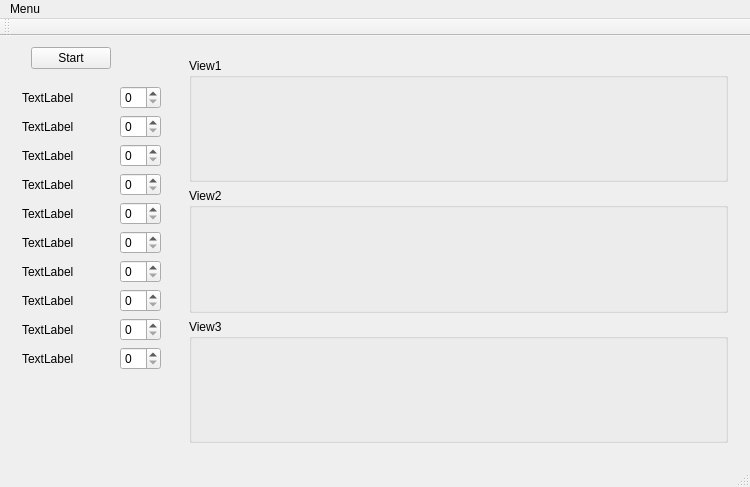
First picture: the form in mainwindow.ui, repository igreench/fish-tracker, before the edit.
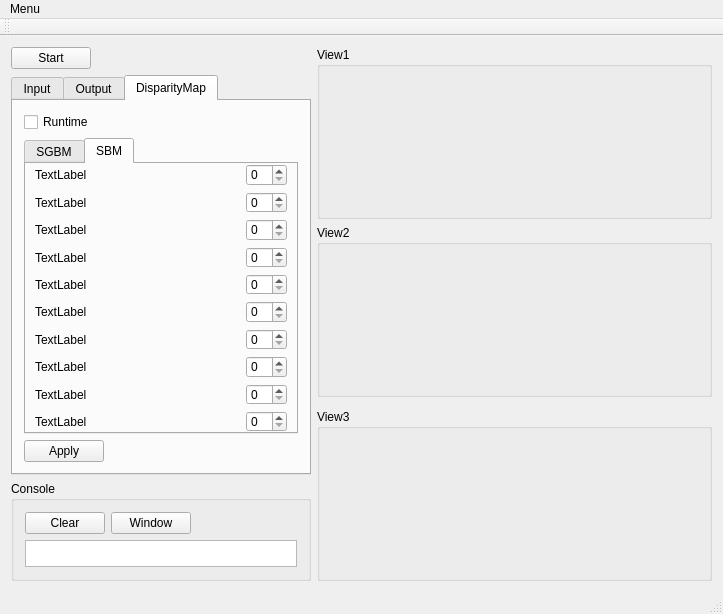
Second picture: the form after the edit. The open tabs and pages were chosen to show the change.

```diff
--- a/mainwindow.ui
+++ b/mainwindow.ui
@@ -6,20 +6,27 @@
    <rect>
     <x>0</x>
     <y>0</y>
-    <width>750</width>
-    <height>487</height>
+    <width>723</width>
+    <height>614</height>
    </rect>
   </property>
+  <property name="sizePolicy">
+   <sizepolicy hsizetype="Minimum" vsizetype="Minimum">
+    <horstretch>0</horstretch>
+    <verstretch>0</verstretch>
+   </sizepolicy>
+  </property>
   <property name="windowTitle">
    <string>FIshTracker</string>
   </property>
+  <property name="toolButtonStyle">
+   <enum>Qt::ToolButtonTextOnly</enum>
+  </property>
   <widget class="QWidget" name="centralWidget">
-   <layout class="QHBoxLayout" name="horizontalLayout_13">
-    <item>
+   <layout class="QGridLayout" name="gridLayout">
+    <item row="0" column="0" rowspan="4">
      <layout class="QVBoxLayout" name="verticalLayout">
       <item>
-       <layout class="QHBoxLayout" name="horizontalLayout_11">
-        <item>
          <widget class="QPushButton" name="pushButton">
           <property name="sizePolicy">
            <sizepolicy hsizetype="Fixed" vsizetype="Fixed">
@@ -33,13 +40,84 @@
          </widget>
         </item>
         <item>
-         <spacer name="horizontalSpacer_11">
+       <widget class="QTabWidget" name="tabWidget">
+        <property name="sizePolicy">
+         <sizepolicy hsizetype="Fixed" vsizetype="Fixed">
+          <horstretch>0</horstretch>
+          <verstretch>0</verstretch>
+         </sizepolicy>
+        </property>
+        <property name="minimumSize">
+         <size>
+          <width>300</width>
+          <height>0</height>
+         </size>
+        </property>
+        <property name="maximumSize">
+         <size>
+          <width>300</width>
+          <height>400</height>
+         </size>
+        </property>
+        <property name="currentIndex">
+         <number>0</number>
+        </property>
+        <widget class="QWidget" name="tab">
+         <attribute name="title">
+          <string>Input</string>
+         </attribute>
+         <layout class="QVBoxLayout" name="verticalLayout_7">
+          <item>
+           <widget class="QGroupBox" name="groupBox_4">
+            <property name="title">
+             <string>StereImage</string>
+            </property>
+            <layout class="QVBoxLayout" name="verticalLayout_8">
+             <item>
+              <layout class="QHBoxLayout" name="horizontalLayout_28">
+               <item>
+                <widget class="QPushButton" name="pushButton_3">
+                 <property name="text">
+                  <string>Capture</string>
+                 </property>
+                </widget>
+               </item>
+               <item>
+                <spacer name="horizontalSpacer_26">
           <property name="orientation">
            <enum>Qt::Horizontal</enum>
           </property>
-          <property name="sizeType">
-           <enum>QSizePolicy::Minimum</enum>
-          </property>
+                 <property name="sizeHint" stdset="0">
+                  <size>
+                   <width>40</width>
+                   <height>20</height>
+                  </size>
+                 </property>
+                </spacer>
+               </item>
+              </layout>
+             </item>
+             <item>
+              <widget class="Line" name="line">
+               <property name="orientation">
+                <enum>Qt::Horizontal</enum>
+               </property>
+              </widget>
+             </item>
+             <item>
+              <layout class="QHBoxLayout" name="horizontalLayout_30">
+               <item>
+                <widget class="QPushButton" name="pushButton_4">
+                 <property name="text">
+                  <string>Load Image</string>
+                 </property>
+                </widget>
+               </item>
+               <item>
+                <spacer name="horizontalSpacer_27">
+                 <property name="orientation">
+                  <enum>Qt::Horizontal</enum>
+                 </property>
           <property name="sizeHint" stdset="0">
            <size>
             <width>40</width>
@@ -51,16 +129,126 @@
        </layout>
       </item>
       <item>
-       <widget class="QWidget" name="widget" native="true">
+              <widget class="QListView" name="listView">
+               <property name="editTriggers">
+                <set>QAbstractItemView::NoEditTriggers</set>
+               </property>
+              </widget>
+             </item>
+            </layout>
+           </widget>
+          </item>
+          <item>
+           <widget class="QGroupBox" name="groupBox_5">
+            <property name="title">
+             <string>StereoParametres</string>
+            </property>
+            <layout class="QVBoxLayout" name="verticalLayout_9">
+             <item>
+              <layout class="QHBoxLayout" name="horizontalLayout_29">
+               <item>
+                <widget class="QPushButton" name="pushButton_5">
+                 <property name="text">
+                  <string>Load</string>
+                 </property>
+                </widget>
+               </item>
+               <item>
+                <spacer name="horizontalSpacer_25">
+                 <property name="orientation">
+                  <enum>Qt::Horizontal</enum>
+                 </property>
+                 <property name="sizeHint" stdset="0">
+                  <size>
+                   <width>40</width>
+                   <height>20</height>
+                  </size>
+                 </property>
+                </spacer>
+               </item>
+              </layout>
+             </item>
+             <item>
+              <widget class="QListView" name="listView_2">
+               <property name="editTriggers">
+                <set>QAbstractItemView::NoEditTriggers</set>
+               </property>
+              </widget>
+             </item>
+            </layout>
+           </widget>
+          </item>
+         </layout>
+        </widget>
+        <widget class="QWidget" name="tab_2">
+         <attribute name="title">
+          <string>Output</string>
+         </attribute>
+         <layout class="QVBoxLayout" name="verticalLayout_5">
+          <item>
+           <widget class="QGroupBox" name="groupBox_6">
+            <property name="title">
+             <string>StereoImage</string>
+            </property>
+           </widget>
+          </item>
+          <item>
+           <widget class="QGroupBox" name="groupBox_7">
+            <property name="title">
+             <string>StereoParametres</string>
+            </property>
+           </widget>
+          </item>
+         </layout>
+        </widget>
+        <widget class="QWidget" name="tab_3">
+         <attribute name="title">
+          <string>DisparityMap</string>
+         </attribute>
+         <layout class="QVBoxLayout" name="verticalLayout_4">
+          <item>
+           <widget class="QCheckBox" name="checkBox">
+            <property name="text">
+             <string>Runtime</string>
+            </property>
+           </widget>
+          </item>
+          <item>
+           <widget class="QTabWidget" name="tabWidget_2">
         <property name="sizePolicy">
-         <sizepolicy hsizetype="Fixed" vsizetype="Preferred">
+             <sizepolicy hsizetype="Expanding" vsizetype="Minimum">
           <horstretch>0</horstretch>
           <verstretch>0</verstretch>
          </sizepolicy>
         </property>
-        <layout class="QVBoxLayout" name="verticalLayout_2">
+            <property name="currentIndex">
+             <number>1</number>
+            </property>
+            <widget class="QWidget" name="tab_4">
+             <attribute name="title">
+              <string>SGBM</string>
+             </attribute>
+             <layout class="QVBoxLayout" name="verticalLayout_6">
+              <property name="leftMargin">
+               <number>0</number>
+              </property>
+              <property name="topMargin">
+               <number>0</number>
+              </property>
+              <property name="rightMargin">
+               <number>0</number>
+              </property>
+              <property name="bottomMargin">
+               <number>0</number>
+              </property>
          <item>
           <layout class="QHBoxLayout" name="horizontalLayout">
+                <property name="leftMargin">
+                 <number>9</number>
+                </property>
+                <property name="rightMargin">
+                 <number>9</number>
+                </property>
            <item>
             <widget class="QLabel" name="label">
              <property name="text">
@@ -88,6 +276,12 @@
          </item>
          <item>
           <layout class="QHBoxLayout" name="horizontalLayout_2">
+                <property name="leftMargin">
+                 <number>9</number>
+                </property>
+                <property name="rightMargin">
+                 <number>9</number>
+                </property>
            <item>
             <widget class="QLabel" name="label_2">
              <property name="text">
@@ -115,6 +309,12 @@
          </item>
          <item>
           <layout class="QHBoxLayout" name="horizontalLayout_3">
+                <property name="leftMargin">
+                 <number>9</number>
+                </property>
+                <property name="rightMargin">
+                 <number>9</number>
+                </property>
            <item>
             <widget class="QLabel" name="label_3">
              <property name="text">
@@ -142,6 +342,12 @@
          </item>
          <item>
           <layout class="QHBoxLayout" name="horizontalLayout_4">
+                <property name="leftMargin">
+                 <number>9</number>
+                </property>
+                <property name="rightMargin">
+                 <number>9</number>
+                </property>
            <item>
             <widget class="QLabel" name="label_4">
              <property name="text">
@@ -169,6 +375,12 @@
          </item>
          <item>
           <layout class="QHBoxLayout" name="horizontalLayout_5">
+                <property name="leftMargin">
+                 <number>9</number>
+                </property>
+                <property name="rightMargin">
+                 <number>9</number>
+                </property>
            <item>
             <widget class="QLabel" name="label_5">
              <property name="text">
@@ -196,6 +408,12 @@
          </item>
          <item>
           <layout class="QHBoxLayout" name="horizontalLayout_6">
+                <property name="leftMargin">
+                 <number>9</number>
+                </property>
+                <property name="rightMargin">
+                 <number>9</number>
+                </property>
            <item>
             <widget class="QLabel" name="label_6">
              <property name="text">
@@ -223,6 +441,12 @@
          </item>
          <item>
           <layout class="QHBoxLayout" name="horizontalLayout_7">
+                <property name="leftMargin">
+                 <number>9</number>
+                </property>
+                <property name="rightMargin">
+                 <number>9</number>
+                </property>
            <item>
             <widget class="QLabel" name="label_7">
              <property name="text">
@@ -250,6 +474,12 @@
          </item>
          <item>
           <layout class="QHBoxLayout" name="horizontalLayout_8">
+                <property name="leftMargin">
+                 <number>9</number>
+                </property>
+                <property name="rightMargin">
+                 <number>9</number>
+                </property>
            <item>
             <widget class="QLabel" name="label_8">
              <property name="text">
@@ -277,6 +507,12 @@
          </item>
          <item>
           <layout class="QHBoxLayout" name="horizontalLayout_9">
+                <property name="leftMargin">
+                 <number>9</number>
+                </property>
+                <property name="rightMargin">
+                 <number>9</number>
+                </property>
            <item>
             <widget class="QLabel" name="label_9">
              <property name="text">
@@ -304,6 +540,12 @@
          </item>
          <item>
           <layout class="QHBoxLayout" name="horizontalLayout_10">
+                <property name="leftMargin">
+                 <number>9</number>
+                </property>
+                <property name="rightMargin">
+                 <number>9</number>
+                </property>
            <item>
             <widget class="QLabel" name="label_10">
              <property name="text">
@@ -331,51 +573,566 @@
          </item>
         </layout>
        </widget>
+            <widget class="QWidget" name="tab_5">
+             <attribute name="title">
+              <string>SBM</string>
+             </attribute>
+             <layout class="QVBoxLayout" name="verticalLayout_2">
+              <property name="leftMargin">
+               <number>0</number>
+              </property>
+              <property name="topMargin">
+               <number>0</number>
+              </property>
+              <property name="rightMargin">
+               <number>0</number>
+              </property>
+              <property name="bottomMargin">
+               <number>0</number>
+              </property>
+              <item>
+               <layout class="QHBoxLayout" name="horizontalLayout_16">
+                <property name="leftMargin">
+                 <number>9</number>
+                </property>
+                <property name="rightMargin">
+                 <number>9</number>
+                </property>
+                <item>
+                 <widget class="QLabel" name="label_17">
+                  <property name="text">
+                   <string>TextLabel</string>
+                  </property>
+                 </widget>
       </item>
       <item>
-       <spacer name="verticalSpacer_2">
+                 <spacer name="horizontalSpacer_15">
         <property name="orientation">
-         <enum>Qt::Vertical</enum>
+                   <enum>Qt::Horizontal</enum>
         </property>
         <property name="sizeHint" stdset="0">
          <size>
-          <width>20</width>
-          <height>40</height>
+                    <width>40</width>
+                    <height>20</height>
          </size>
         </property>
        </spacer>
       </item>
+                <item>
+                 <widget class="QSpinBox" name="spinBox_11"/>
+                </item>
      </layout>
     </item>
     <item>
-     <layout class="QVBoxLayout" name="verticalLayout_3">
+               <layout class="QHBoxLayout" name="horizontalLayout_19">
+                <property name="leftMargin">
+                 <number>9</number>
+                </property>
+                <property name="rightMargin">
+                 <number>9</number>
+                </property>
       <item>
-       <layout class="QHBoxLayout" name="horizontalLayout_12">
+                 <widget class="QLabel" name="label_18">
+                  <property name="text">
+                   <string>TextLabel</string>
+                  </property>
+                 </widget>
+                </item>
         <item>
-         <widget class="QWidget" name="widget_2" native="true">
+                 <spacer name="horizontalSpacer_16">
+                  <property name="orientation">
+                   <enum>Qt::Horizontal</enum>
+                  </property>
+                  <property name="sizeHint" stdset="0">
+                   <size>
+                    <width>40</width>
+                    <height>20</height>
+                   </size>
+                  </property>
+                 </spacer>
+                </item>
+                <item>
+                 <widget class="QSpinBox" name="spinBox_12"/>
+                </item>
+               </layout>
+              </item>
+              <item>
+               <layout class="QHBoxLayout" name="horizontalLayout_20">
+                <property name="leftMargin">
+                 <number>9</number>
+                </property>
+                <property name="rightMargin">
+                 <number>9</number>
+                </property>
+                <item>
+                 <widget class="QLabel" name="label_19">
+                  <property name="text">
+                   <string>TextLabel</string>
+                  </property>
+                 </widget>
+                </item>
+                <item>
+                 <spacer name="horizontalSpacer_17">
+                  <property name="orientation">
+                   <enum>Qt::Horizontal</enum>
+                  </property>
+                  <property name="sizeHint" stdset="0">
+                   <size>
+                    <width>40</width>
+                    <height>20</height>
+                   </size>
+                  </property>
+                 </spacer>
+                </item>
+                <item>
+                 <widget class="QSpinBox" name="spinBox_13"/>
+                </item>
+               </layout>
+              </item>
+              <item>
+               <layout class="QHBoxLayout" name="horizontalLayout_21">
+                <property name="leftMargin">
+                 <number>9</number>
+                </property>
+                <property name="rightMargin">
+                 <number>9</number>
+                </property>
+                <item>
+                 <widget class="QLabel" name="label_20">
+                  <property name="text">
+                   <string>TextLabel</string>
+                  </property>
+                 </widget>
+                </item>
+                <item>
+                 <spacer name="horizontalSpacer_18">
+                  <property name="orientation">
+                   <enum>Qt::Horizontal</enum>
+                  </property>
+                  <property name="sizeHint" stdset="0">
+                   <size>
+                    <width>40</width>
+                    <height>20</height>
+                   </size>
+                  </property>
+                 </spacer>
+                </item>
+                <item>
+                 <widget class="QSpinBox" name="spinBox_14"/>
+                </item>
+               </layout>
+              </item>
+              <item>
+               <layout class="QHBoxLayout" name="horizontalLayout_22">
+                <property name="leftMargin">
+                 <number>9</number>
+                </property>
+                <property name="rightMargin">
+                 <number>9</number>
+                </property>
+                <item>
+                 <widget class="QLabel" name="label_21">
+                  <property name="text">
+                   <string>TextLabel</string>
+                  </property>
+                 </widget>
+                </item>
+                <item>
+                 <spacer name="horizontalSpacer_19">
+                  <property name="orientation">
+                   <enum>Qt::Horizontal</enum>
+                  </property>
+                  <property name="sizeHint" stdset="0">
+                   <size>
+                    <width>40</width>
+                    <height>20</height>
+                   </size>
+                  </property>
+                 </spacer>
+                </item>
+                <item>
+                 <widget class="QSpinBox" name="spinBox_15"/>
+                </item>
+               </layout>
+              </item>
+              <item>
+               <layout class="QHBoxLayout" name="horizontalLayout_23">
+                <property name="leftMargin">
+                 <number>9</number>
+                </property>
+                <property name="rightMargin">
+                 <number>9</number>
+                </property>
+                <item>
+                 <widget class="QLabel" name="label_22">
+                  <property name="text">
+                   <string>TextLabel</string>
+                  </property>
+                 </widget>
+                </item>
+                <item>
+                 <spacer name="horizontalSpacer_20">
+                  <property name="orientation">
+                   <enum>Qt::Horizontal</enum>
+                  </property>
+                  <property name="sizeHint" stdset="0">
+                   <size>
+                    <width>40</width>
+                    <height>20</height>
+                   </size>
+                  </property>
+                 </spacer>
+                </item>
+                <item>
+                 <widget class="QSpinBox" name="spinBox_16"/>
+                </item>
+               </layout>
+              </item>
+              <item>
+               <layout class="QHBoxLayout" name="horizontalLayout_24">
+                <property name="leftMargin">
+                 <number>9</number>
+                </property>
+                <property name="rightMargin">
+                 <number>9</number>
+                </property>
+                <item>
+                 <widget class="QLabel" name="label_23">
+                  <property name="text">
+                   <string>TextLabel</string>
+                  </property>
+                 </widget>
+                </item>
+                <item>
+                 <spacer name="horizontalSpacer_21">
+                  <property name="orientation">
+                   <enum>Qt::Horizontal</enum>
+                  </property>
+                  <property name="sizeHint" stdset="0">
+                   <size>
+                    <width>40</width>
+                    <height>20</height>
+                   </size>
+                  </property>
+                 </spacer>
+                </item>
+                <item>
+                 <widget class="QSpinBox" name="spinBox_17"/>
+                </item>
+               </layout>
+              </item>
+              <item>
+               <layout class="QHBoxLayout" name="horizontalLayout_25">
+                <property name="leftMargin">
+                 <number>9</number>
+                </property>
+                <property name="rightMargin">
+                 <number>9</number>
+                </property>
+                <item>
+                 <widget class="QLabel" name="label_24">
+                  <property name="text">
+                   <string>TextLabel</string>
+                  </property>
+                 </widget>
+                </item>
+                <item>
+                 <spacer name="horizontalSpacer_22">
+                  <property name="orientation">
+                   <enum>Qt::Horizontal</enum>
+                  </property>
+                  <property name="sizeHint" stdset="0">
+                   <size>
+                    <width>40</width>
+                    <height>20</height>
+                   </size>
+                  </property>
+                 </spacer>
+                </item>
+                <item>
+                 <widget class="QSpinBox" name="spinBox_18"/>
+                </item>
+               </layout>
+              </item>
+              <item>
+               <layout class="QHBoxLayout" name="horizontalLayout_26">
+                <property name="leftMargin">
+                 <number>9</number>
+                </property>
+                <property name="rightMargin">
+                 <number>9</number>
+                </property>
+                <item>
+                 <widget class="QLabel" name="label_25">
+                  <property name="text">
+                   <string>TextLabel</string>
+                  </property>
+                 </widget>
+                </item>
+                <item>
+                 <spacer name="horizontalSpacer_23">
+                  <property name="orientation">
+                   <enum>Qt::Horizontal</enum>
+                  </property>
+                  <property name="sizeHint" stdset="0">
+                   <size>
+                    <width>40</width>
+                    <height>20</height>
+                   </size>
+                  </property>
+                 </spacer>
+                </item>
+                <item>
+                 <widget class="QSpinBox" name="spinBox_19"/>
+                </item>
+               </layout>
+              </item>
+              <item>
+               <layout class="QHBoxLayout" name="horizontalLayout_27">
+                <property name="leftMargin">
+                 <number>9</number>
+                </property>
+                <property name="rightMargin">
+                 <number>9</number>
+                </property>
+                <item>
+                 <widget class="QLabel" name="label_26">
+                  <property name="text">
+                   <string>TextLabel</string>
+                  </property>
+                 </widget>
+                </item>
+                <item>
+                 <spacer name="horizontalSpacer_24">
+                  <property name="orientation">
+                   <enum>Qt::Horizontal</enum>
+                  </property>
+                  <property name="sizeHint" stdset="0">
+                   <size>
+                    <width>40</width>
+                    <height>20</height>
+                   </size>
+                  </property>
+                 </spacer>
+                </item>
+                <item>
+                 <widget class="QSpinBox" name="spinBox_20"/>
+                </item>
+               </layout>
+              </item>
+             </layout>
+             <zorder></zorder>
+             <zorder></zorder>
+             <zorder></zorder>
+             <zorder></zorder>
+             <zorder></zorder>
+             <zorder></zorder>
+             <zorder></zorder>
+             <zorder></zorder>
+             <zorder></zorder>
+             <zorder></zorder>
+            </widget>
+           </widget>
+          </item>
+          <item>
+           <layout class="QHBoxLayout" name="horizontalLayout_15">
+            <item>
+             <widget class="QPushButton" name="pushButton_2">
+              <property name="text">
+               <string>Apply</string>
+              </property>
+             </widget>
+            </item>
+            <item>
+             <spacer name="horizontalSpacer_28">
+              <property name="orientation">
+               <enum>Qt::Horizontal</enum>
+              </property>
+              <property name="sizeHint" stdset="0">
+               <size>
+                <width>40</width>
+                <height>20</height>
+               </size>
+              </property>
+             </spacer>
+            </item>
+           </layout>
+          </item>
+         </layout>
+        </widget>
+       </widget>
+      </item>
+      <item>
+       <widget class="QGroupBox" name="groupBox_8">
           <property name="sizePolicy">
-           <sizepolicy hsizetype="Expanding" vsizetype="Preferred">
+         <sizepolicy hsizetype="Fixed" vsizetype="Expanding">
             <horstretch>0</horstretch>
             <verstretch>0</verstretch>
            </sizepolicy>
           </property>
           <property name="minimumSize">
            <size>
-            <width>100</width>
+          <width>0</width>
             <height>100</height>
            </size>
           </property>
-          <layout class="QVBoxLayout" name="verticalLayout_5">
+        <property name="maximumSize">
+         <size>
+          <width>300</width>
+          <height>16777215</height>
+         </size>
+        </property>
+        <property name="title">
+         <string>Console</string>
+        </property>
+        <layout class="QVBoxLayout" name="verticalLayout_10">
            <item>
+          <layout class="QHBoxLayout" name="horizontalLayout_12">
+           <item>
+            <widget class="QPushButton" name="pushButton_6">
+             <property name="text">
+              <string>Clear</string>
+             </property>
+            </widget>
+           </item>
+           <item>
+            <widget class="QPushButton" name="pushButton_7">
+             <property name="text">
+              <string>Window</string>
+             </property>
+            </widget>
+           </item>
+           <item>
+            <spacer name="horizontalSpacer_11">
+             <property name="orientation">
+              <enum>Qt::Horizontal</enum>
+             </property>
+             <property name="sizeHint" stdset="0">
+              <size>
+               <width>40</width>
+               <height>20</height>
+              </size>
+             </property>
+            </spacer>
+           </item>
+          </layout>
+         </item>
+         <item>
+          <widget class="QListView" name="listView_3">
+           <property name="sizePolicy">
+            <sizepolicy hsizetype="Preferred" vsizetype="Preferred">
+             <horstretch>0</horstretch>
+             <verstretch>0</verstretch>
+            </sizepolicy>
+           </property>
+           <property name="maximumSize">
+            <size>
+             <width>16777215</width>
+             <height>16777215</height>
+            </size>
+           </property>
+           <property name="editTriggers">
+            <set>QAbstractItemView::NoEditTriggers</set>
+           </property>
+          </widget>
+         </item>
+        </layout>
+       </widget>
+      </item>
+      <item>
+       <spacer name="verticalSpacer_2">
+        <property name="orientation">
+         <enum>Qt::Vertical</enum>
+        </property>
+        <property name="sizeType">
+         <enum>QSizePolicy::Minimum</enum>
+        </property>
+        <property name="sizeHint" stdset="0">
+         <size>
+          <width>20</width>
+          <height>0</height>
+         </size>
+        </property>
+       </spacer>
+      </item>
+     </layout>
+    </item>
+    <item row="3" column="1">
+     <widget class="QGroupBox" name="groupBox_3">
+      <property name="sizePolicy">
+       <sizepolicy hsizetype="Expanding" vsizetype="Expanding">
+        <horstretch>0</horstretch>
+        <verstretch>0</verstretch>
+       </sizepolicy>
+      </property>
+      <property name="title">
+       <string>View3</string>
+      </property>
+      <widget class="QLabel" name="label_15">
+       <property name="geometry">
+        <rect>
+         <x>10</x>
+         <y>14</y>
+         <width>16</width>
+         <height>16</height>
+        </rect>
+       </property>
+       <property name="sizePolicy">
+        <sizepolicy hsizetype="Preferred" vsizetype="Expanding">
+         <horstretch>0</horstretch>
+         <verstretch>0</verstretch>
+        </sizepolicy>
+       </property>
+       <property name="text">
+        <string/>
+       </property>
+      </widget>
+      <widget class="QLabel" name="label_16">
+       <property name="geometry">
+        <rect>
+         <x>21</x>
+         <y>14</y>
+         <width>16</width>
+         <height>16</height>
+        </rect>
+       </property>
+       <property name="sizePolicy">
+        <sizepolicy hsizetype="Preferred" vsizetype="Expanding">
+         <horstretch>0</horstretch>
+         <verstretch>0</verstretch>
+        </sizepolicy>
+       </property>
+       <property name="text">
+        <string/>
+       </property>
+      </widget>
+     </widget>
+    </item>
+    <item row="0" column="1">
             <widget class="QGroupBox" name="groupBox">
+      <property name="sizePolicy">
+       <sizepolicy hsizetype="Expanding" vsizetype="Expanding">
+        <horstretch>0</horstretch>
+        <verstretch>0</verstretch>
+       </sizepolicy>
+      </property>
+      <property name="styleSheet">
+       <string notr="true"/>
+      </property>
              <property name="title">
               <string>View1</string>
              </property>
-             <layout class="QHBoxLayout" name="horizontalLayout_17">
-              <item>
                <widget class="QLabel" name="label_11">
+       <property name="geometry">
+        <rect>
+         <x>10</x>
+         <y>23</y>
+         <width>16</width>
+         <height>16</height>
+        </rect>
+       </property>
                 <property name="sizePolicy">
-                 <sizepolicy hsizetype="Preferred" vsizetype="Expanding">
+        <sizepolicy hsizetype="Expanding" vsizetype="Expanding">
                   <horstretch>0</horstretch>
                   <verstretch>0</verstretch>
                  </sizepolicy>
@@ -384,11 +1141,17 @@
                  <string/>
                 </property>
                </widget>
-              </item>
-              <item>
                <widget class="QLabel" name="label_12">
+       <property name="geometry">
+        <rect>
+         <x>71</x>
+         <y>23</y>
+         <width>16</width>
+         <height>16</height>
+        </rect>
+       </property>
                 <property name="sizePolicy">
-                 <sizepolicy hsizetype="Preferred" vsizetype="Expanding">
+        <sizepolicy hsizetype="Expanding" vsizetype="Expanding">
                   <horstretch>0</horstretch>
                   <verstretch>0</verstretch>
                  </sizepolicy>
@@ -397,34 +1160,28 @@
                  <string/>
                 </property>
                </widget>
-              </item>
-              <item>
-               <spacer name="horizontalSpacer_12">
-                <property name="orientation">
-                 <enum>Qt::Horizontal</enum>
-                </property>
-                <property name="sizeType">
-                 <enum>QSizePolicy::Maximum</enum>
-                </property>
-                <property name="sizeHint" stdset="0">
-                 <size>
-                  <width>0</width>
-                  <height>20</height>
-                 </size>
-                </property>
-               </spacer>
-              </item>
-             </layout>
-            </widget>
-           </item>
-           <item>
+     </widget>
+    </item>
+    <item row="1" column="1">
             <widget class="QGroupBox" name="groupBox_2">
+      <property name="sizePolicy">
+       <sizepolicy hsizetype="Expanding" vsizetype="Expanding">
+        <horstretch>0</horstretch>
+        <verstretch>0</verstretch>
+       </sizepolicy>
+      </property>
              <property name="title">
               <string>View2</string>
              </property>
-             <layout class="QHBoxLayout" name="horizontalLayout_14">
-              <item>
                <widget class="QLabel" name="label_13">
+       <property name="geometry">
+        <rect>
+         <x>10</x>
+         <y>14</y>
+         <width>16</width>
+         <height>16</height>
+        </rect>
+       </property>
                 <property name="sizePolicy">
                  <sizepolicy hsizetype="Preferred" vsizetype="Expanding">
                   <horstretch>0</horstretch>
@@ -435,47 +1192,15 @@
                  <string/>
                 </property>
                </widget>
-              </item>
-              <item>
                <widget class="QLabel" name="label_14">
-                <property name="sizePolicy">
-                 <sizepolicy hsizetype="Preferred" vsizetype="Expanding">
-                  <horstretch>0</horstretch>
-                  <verstretch>0</verstretch>
-                 </sizepolicy>
-                </property>
-                <property name="text">
-                 <string/>
-                </property>
-               </widget>
-              </item>
-              <item>
-               <spacer name="horizontalSpacer_13">
-                <property name="orientation">
-                 <enum>Qt::Horizontal</enum>
-                </property>
-                <property name="sizeType">
-                 <enum>QSizePolicy::Maximum</enum>
-                </property>
-                <property name="sizeHint" stdset="0">
-                 <size>
-                  <width>0</width>
-                  <height>20</height>
-                 </size>
-                </property>
-               </spacer>
-              </item>
-             </layout>
-            </widget>
-           </item>
-           <item>
-            <widget class="QGroupBox" name="groupBox_3">
-             <property name="title">
-              <string>View3</string>
-             </property>
-             <layout class="QHBoxLayout" name="horizontalLayout_18">
-              <item>
-               <widget class="QLabel" name="label_15">
+       <property name="geometry">
+        <rect>
+         <x>21</x>
+         <y>14</y>
+         <width>16</width>
+         <height>16</height>
+        </rect>
+       </property>
                 <property name="sizePolicy">
                  <sizepolicy hsizetype="Preferred" vsizetype="Expanding">
                   <horstretch>0</horstretch>
@@ -486,89 +1211,47 @@
                  <string/>
                 </property>
                </widget>
-              </item>
-              <item>
-               <widget class="QLabel" name="label_16">
-                <property name="sizePolicy">
-                 <sizepolicy hsizetype="Preferred" vsizetype="Expanding">
-                  <horstretch>0</horstretch>
-                  <verstretch>0</verstretch>
-                 </sizepolicy>
-                </property>
-                <property name="text">
-                 <string/>
-                </property>
-               </widget>
-              </item>
-              <item>
-               <spacer name="horizontalSpacer_14">
+     </widget>
+    </item>
+    <item row="4" column="1">
+     <spacer name="horizontalSpacer_12">
                 <property name="orientation">
                  <enum>Qt::Horizontal</enum>
                 </property>
-                <property name="sizeType">
-                 <enum>QSizePolicy::Maximum</enum>
-                </property>
                 <property name="sizeHint" stdset="0">
                  <size>
                   <width>0</width>
-                  <height>20</height>
-                 </size>
-                </property>
-               </spacer>
-              </item>
-             </layout>
-            </widget>
-           </item>
-          </layout>
-         </widget>
-        </item>
-       </layout>
-      </item>
-      <item>
-       <spacer name="verticalSpacer">
-        <property name="orientation">
-         <enum>Qt::Vertical</enum>
-        </property>
-        <property name="sizeType">
-         <enum>QSizePolicy::Minimum</enum>
-        </property>
-        <property name="sizeHint" stdset="0">
-         <size>
-          <width>20</width>
           <height>0</height>
          </size>
         </property>
        </spacer>
       </item>
-      <item>
-       <spacer name="verticalSpacer_3">
-        <property name="orientation">
-         <enum>Qt::Vertical</enum>
-        </property>
-        <property name="sizeType">
-         <enum>QSizePolicy::Maximum</enum>
-        </property>
-        <property name="sizeHint" stdset="0">
-         <size>
-          <width>20</width>
-          <height>0</height>
-         </size>
-        </property>
-       </spacer>
-      </item>
-     </layout>
-    </item>
-   </layout>
+   </layout>
+   <zorder>label_13</zorder>
+   <zorder>groupBox</zorder>
+   <zorder>label_13</zorder>
+   <zorder>label_15</zorder>
+   <zorder>label_14</zorder>
+   <zorder>groupBox</zorder>
+   <zorder>groupBox_2</zorder>
+   <zorder>groupBox_3</zorder>
+   <zorder>horizontalSpacer_12</zorder>
   </widget>
   <widget class="QMenuBar" name="menuBar">
    <property name="geometry">
     <rect>
      <x>0</x>
      <y>0</y>
-     <width>750</width>
+     <width>723</width>
      <height>21</height>
     </rect>
    </property>
+   <property name="sizePolicy">
+    <sizepolicy hsizetype="MinimumExpanding" vsizetype="MinimumExpanding">
+     <horstretch>0</horstretch>
+     <verstretch>0</verstretch>
+    </sizepolicy>
+   </property>
    <widget class="QMenu" name="menuMenu">
     <property name="title">
      <string>Menu</string>
```
Lines whose indentation alone changed are shown as unchanged.
